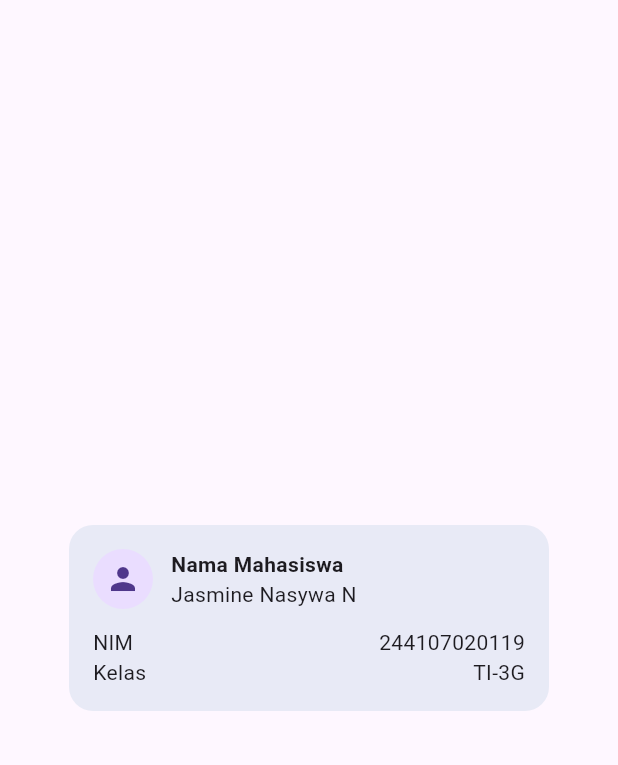
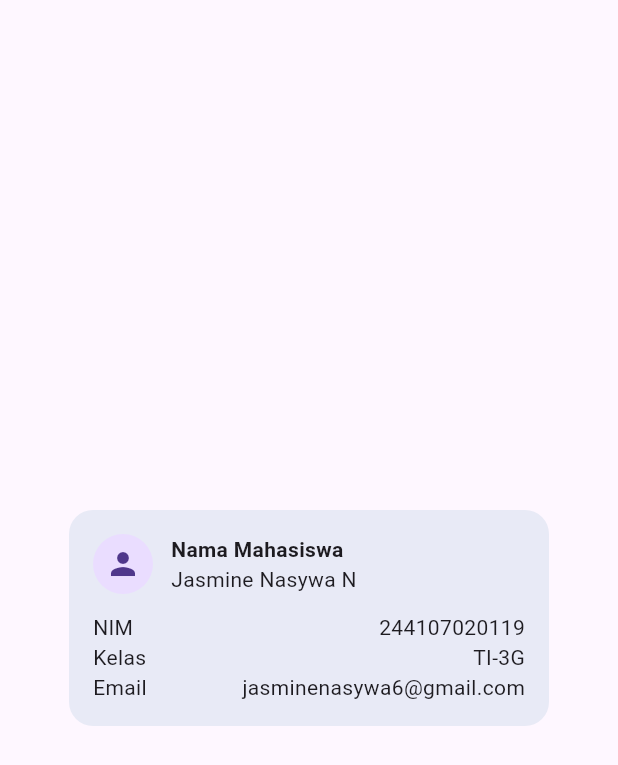
Before and after one commit to JasmineNasywa/Jasmine-Nasywa-mobile-course, a Flutter app: the screen it shows after launch, on a phone screen of 412 x 824 dp. Shown: the top 765 px of the screen. Run offline on Flutter 3.47's test engine with Material 3 defaults, Android fonts, the light colour scheme and no system bars.

Commit message:
w2 chore: warm-up flitter project (+email)

```diff
--- a/week_2_declarative_ui_and_responsive_design/lib/main.dart
+++ b/week_2_declarative_ui_and_responsive_design/lib/main.dart
@@ -56,6 +56,10 @@ class ProfileCard extends StatelessWidget {
             Expanded(child: Text('Kelas')),
             Text('TI-3G'),
           ],),
+          const Row(children: [
+            Expanded(child: Text('Email')),
+            Text('jasminenasywa6@gmail.com'),
+          ],),
         ],
       ),
     );
```
